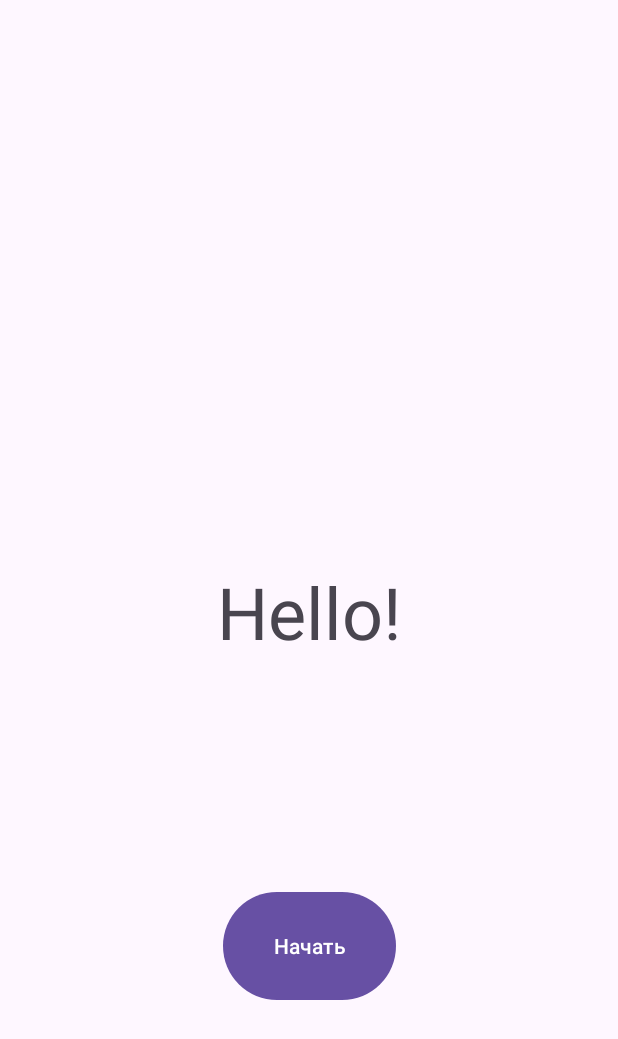
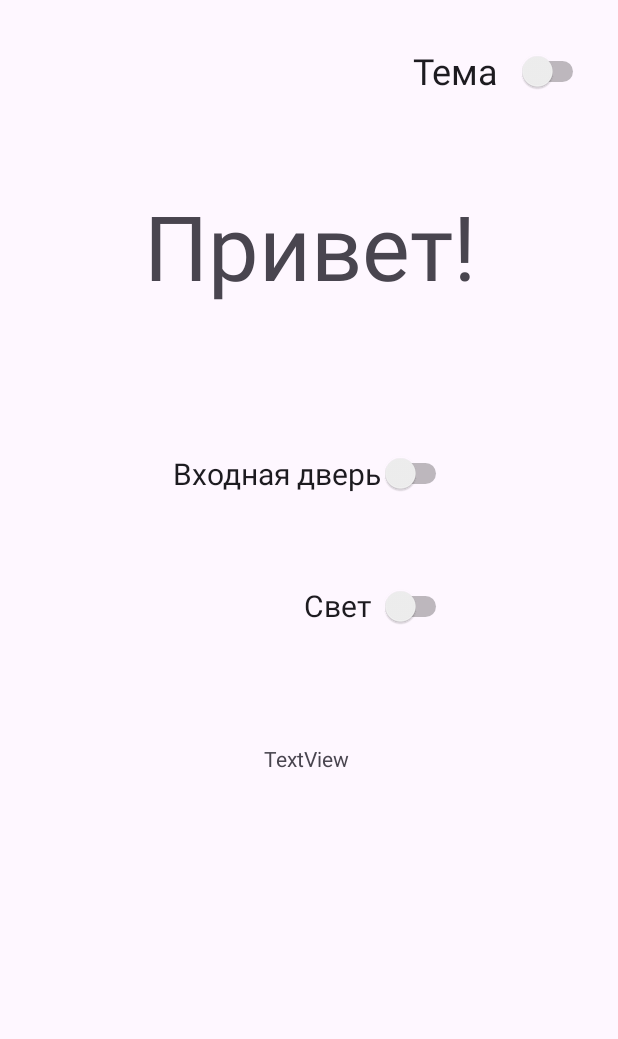
Before and after one commit to frastercom/hello, an Android app: the screen it shows after launch (MainActivity), on a phone screen of 412 x 824 dp. Shown: the top 1039 px of the screen. Run offline under Robolectric (Android 15) with nearby library versions, the phone set to English and light mode, and no system bars.

Commit message:
свет, дверь и тема

```diff
--- a/app/src/main/java/com/example/myapplication/MainActivity.java
+++ b/app/src/main/java/com/example/myapplication/MainActivity.java
@@ -2,6 +2,11 @@ package com.example.myapplication;
 
 import androidx.appcompat.app.AppCompatActivity;
 import android.os.Bundle;
+import android.view.View;
+import android.widget.Switch;
+
+import java.util.logging.Level;
+import java.util.logging.Logger;
 
 public class MainActivity extends AppCompatActivity {
 
@@ -10,4 +15,31 @@ public class MainActivity extends AppCompatActivity {
         super.onCreate(savedInstanceState);
         setContentView(R.layout.activity_main);
     }
+
+    public void styleThem(View view) {
+        Switch sw = findViewById(R.id.styleTheme);
+        if (sw.isChecked()) {
+            Logger.getLogger("main").log(Level.ALL, "checked");
+            getApplication().setTheme(android.R.style.Theme_Holo);
+        } else {
+            Logger.getLogger("main").log(Level.ALL, "checked");
+            getApplication().setTheme(android.R.style.Theme_Black);
+        }
+    }
+    public void door(View view) {
+        Switch sw = findViewById(R.id.door);
+        if (sw.isChecked()) {
+            //дверь открыть
+        } else {
+            //дверь закрыть
+        }
+    }
+    public void light(View view) {
+        Switch sw = findViewById(R.id.light);
+        if (sw.isChecked()) {
+            //включить свет
+        } else {
+            //выключить свет
+        }
+    }
 }
--- a/app/src/main/res/layout/activity_main.xml
+++ b/app/src/main/res/layout/activity_main.xml
@@ -9,25 +9,71 @@
 
     <TextView
         android:id="@+id/textView"
-        android:layout_width="133dp"
-        android:layout_height="74dp"
-        android:text="Hello!"
+        android:layout_width="237dp"
+        android:layout_height="89dp"
+        android:text="Привет!"
         android:textAlignment="center"
-        android:textSize="48sp"
+        android:textSize="60sp"
         app:layout_constraintBottom_toBottomOf="parent"
         app:layout_constraintEnd_toEndOf="parent"
         app:layout_constraintStart_toStartOf="parent"
-        app:layout_constraintTop_toTopOf="parent" />
+        app:layout_constraintTop_toTopOf="parent"
+        app:layout_constraintVertical_bias="0.168" />
 
-    <Button
-        android:id="@+id/button"
-        android:layout_width="115dp"
-        android:layout_height="80dp"
-        android:text="Начать"
+    <Switch
+        android:id="@+id/styleTheme"
+        android:layout_width="130dp"
+        android:layout_height="60dp"
+        android:text="Тема"
+        android:textAlignment="center"
+        android:textSize="24sp"
         app:layout_constraintBottom_toBottomOf="parent"
         app:layout_constraintEnd_toEndOf="parent"
+        app:layout_constraintHorizontal_bias="0.932"
+        app:layout_constraintStart_toStartOf="parent"
+        app:layout_constraintTop_toTopOf="parent"
+        app:layout_constraintVertical_bias="0.023" />
+
+    <Switch
+        android:id="@+id/door"
+        android:layout_width="wrap_content"
+        android:layout_height="wrap_content"
+        android:text="Входная дверь"
+        android:textAlignment="textEnd"
+        android:textSize="20sp"
+        app:layout_constraintBottom_toBottomOf="parent"
+        app:layout_constraintEnd_toEndOf="parent"
+        app:layout_constraintHorizontal_bias="0.508"
         app:layout_constraintStart_toStartOf="parent"
         app:layout_constraintTop_toBottomOf="@+id/textView"
-        app:layout_constraintVertical_bias="0.479" />
+        app:layout_constraintVertical_bias="0.153" />
+
+    <Switch
+        android:id="@+id/light"
+        android:layout_width="105dp"
+        android:layout_height="28dp"
+        android:onClick="styleThem"
+        android:text="Свет"
+        android:textAlignment="center"
+        android:textSize="20sp"
+        app:layout_constraintBottom_toBottomOf="parent"
+        app:layout_constraintEnd_toEndOf="parent"
+        app:layout_constraintHorizontal_bias="0.64"
+        app:layout_constraintStart_toStartOf="parent"
+        app:layout_constraintTop_toBottomOf="@+id/textView"
+        app:layout_constraintVertical_bias="0.304" />
+
+    <TextView
+        android:id="@+id/textView3"
+        android:layout_width="117dp"
+        android:layout_height="52dp"
+        android:text="TextView"
+        android:textAlignment="center"
+        app:layout_constraintBottom_toBottomOf="parent"
+        app:layout_constraintEnd_toEndOf="parent"
+        app:layout_constraintHorizontal_bias="0.493"
+        app:layout_constraintStart_toStartOf="parent"
+        app:layout_constraintTop_toBottomOf="@+id/textView"
+        app:layout_constraintVertical_bias="0.506" />
 
 </androidx.constraintlayout.widget.ConstraintLayout>
```
